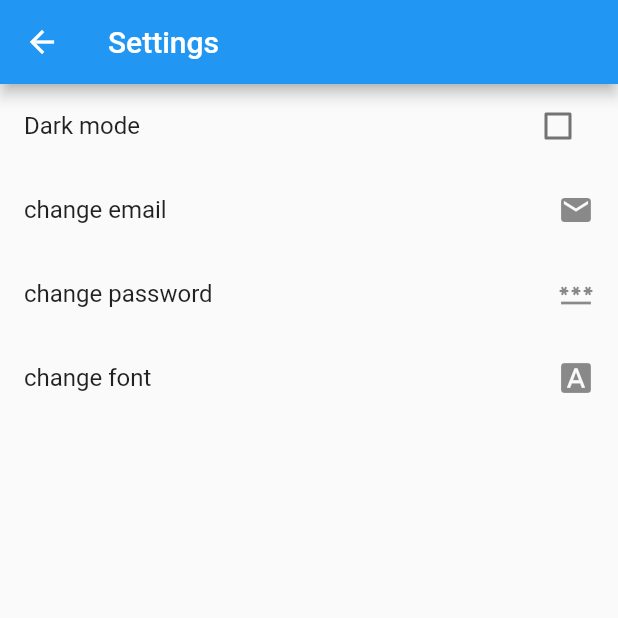
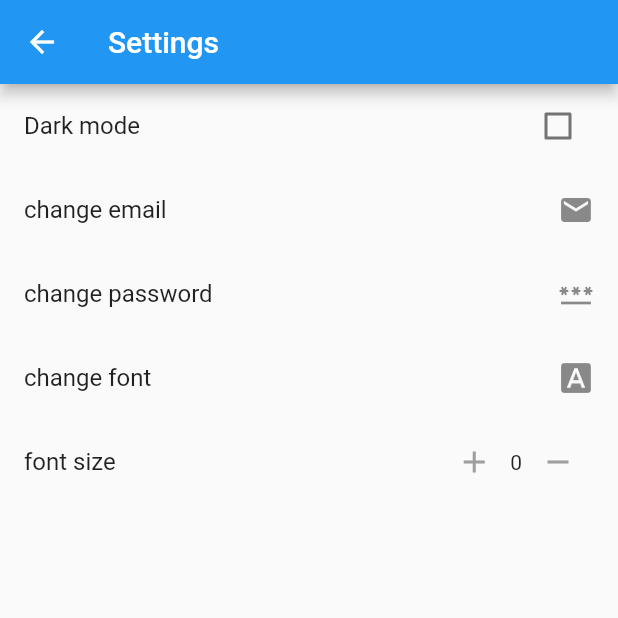
Before and after one commit to eyad-ov/notes, a Flutter app: the SettingsView screen opened directly with empty values, on a phone screen of 412 x 824 dp, the top half of it. Run offline on Flutter 3.47's test engine with Material 2 defaults, Android fonts, the phone set to English and light mode, and no system bars; our stand-ins replace cloud_firestore, firebase_auth, firebase_core, google_fonts, share_plus; missing offline and left inert: encrypt; accounts and stored records are empty.

Commit message:
change font size done.

```diff
--- a/lib/data/Notes_user.dart
+++ b/lib/data/Notes_user.dart
@@ -6,21 +6,23 @@ class NotesUser {
   final bool isEmailVerified;
   bool darkMode;
   String font;
+  double fontSize;
 
   NotesUser(
       {required this.id,
       required this.email,
       required this.isEmailVerified,
       required this.darkMode,
-      required this.font});
+      required this.font,
+      required this.fontSize});
 
   factory NotesUser.fromFirebaseUser(User firebaseUser) {
     return NotesUser(
-      id: firebaseUser.uid,
-      email: firebaseUser.email!,
-      isEmailVerified: firebaseUser.emailVerified,
-      darkMode: false,
-      font: "Open Sans"
-    );
+        id: firebaseUser.uid,
+        email: firebaseUser.email!,
+        isEmailVerified: firebaseUser.emailVerified,
+        darkMode: false,
+        fontSize: 18,
+        font: "Open Sans");
   }
 }
--- a/lib/services/database/firebase_db_service.dart
+++ b/lib/services/database/firebase_db_service.dart
@@ -26,12 +26,14 @@ class FirebaseDB {
     final email = doc.data()!['email'] as String;
     final darkMode = doc.data()!['dark_mode'] as bool;
     final font = doc.data()!['font'] as String;
+    final fontSize = doc.data()!['font_size'] as double;
     return NotesUser(
         id: id,
         email: email,
         isEmailVerified: true,
         darkMode: darkMode,
-        font: font);
+        font: font,
+        fontSize: fontSize);
   }
 
   Future<void> addNewUser(NotesUser user) async {
@@ -39,11 +41,12 @@ class FirebaseDB {
       'email': user.email,
       'dark_mode': user.darkMode,
       'font': user.font,
+      'font_size': user.fontSize,
     });
   }
 
   Future<void> updateUser(String userId,
-      {bool? darkMode, String? email, String? font}) async {
+      {bool? darkMode, String? email, String? font, double? fontSize}) async {
     if (darkMode != null) {
       await _firestore
           .collection('users')
@@ -55,6 +58,12 @@ class FirebaseDB {
     }
     if (font != null) {
       await _firestore.collection('users').doc(userId).update({'font': font});
+    }
+    if (fontSize != null) {
+      await _firestore
+          .collection('users')
+          .doc(userId)
+          .update({'font_size': fontSize});
     }
   }
 
@@ -140,12 +149,15 @@ class FirebaseDB {
       String email = documentSnapshot.data()!['email'];
       bool darkMode = documentSnapshot.data()!['dark_mode'];
       String font = documentSnapshot.data()!['font'];
+      double fontSize = documentSnapshot.data()!['font_size'];
       final user = NotesUser(
-          id: id,
-          email: email,
-          isEmailVerified: true,
-          darkMode: darkMode,
-          font: font);
+        id: id,
+        email: email,
+        isEmailVerified: true,
+        darkMode: darkMode,
+        font: font,
+        fontSize: fontSize,
+      );
       _userStreamController.add(user);
     });
 
--- a/lib/services/text_style.dart
+++ b/lib/services/text_style.dart
@@ -2,7 +2,7 @@ import 'package:flutter/cupertino.dart';
 import 'package:google_fonts/google_fonts.dart';
 import 'package:notes/constants/constans.dart';
 
-TextStyle getTextStyle(String font, bool darkmode) {
+TextStyle getTextStyle(String font, bool darkmode, double fontSize) {
   String? fontFamily = GoogleFonts.getFont(font).fontFamily;
   Color color;
   if (darkmode) {
@@ -10,5 +10,5 @@ TextStyle getTextStyle(String font, bool darkmode) {
   } else {
     color = textColor;
   }
-  return TextStyle(color: color, fontFamily: fontFamily);
+  return TextStyle(color: color, fontFamily: fontFamily, fontSize: fontSize);
 }
--- a/lib/views/change_email_view.dart
+++ b/lib/views/change_email_view.dart
@@ -114,7 +114,7 @@ class _ChangeEmailViewState extends State<ChangeEmailView> {
                 }
               },
               child: Text("change my email",
-                  style: getTextStyle(user.font, user.darkMode)),
+                  style: getTextStyle(user.font, user.darkMode,user.fontSize)),
             ),
           ),
         ],
--- a/lib/views/change_font_view.dart
+++ b/lib/views/change_font_view.dart
@@ -7,7 +7,6 @@ import 'package:notes/services/text_style.dart';
 
 
 // fonts are too much try to make it only 20 fonts
-// font size
 // style all texts with the method getTextStyle
 class ChangeFontView extends StatefulWidget {
   const ChangeFontView({
@@ -47,7 +46,7 @@ class _ChangeFontViewState extends State<ChangeFontView> {
             return RadioListTile(
               title: Text(
                 fonts[index],
-                style: getTextStyle(fonts[index], _user.darkMode),
+                style: getTextStyle(fonts[index], _user.darkMode,_user.fontSize),
               ),
               value: fonts[index],
               groupValue: _font,
--- a/lib/views/change_password_view.dart
+++ b/lib/views/change_password_view.dart
@@ -120,7 +120,7 @@ class _ChangePasswordViewState extends State<ChangePasswordView> {
               },
               child: Text(
                 "change my password",
-                style: getTextStyle(user.font, user.darkMode),
+                style: getTextStyle(user.font, user.darkMode,user.fontSize),
               ),
             ),
           ),
--- a/lib/views/home_view.dart
+++ b/lib/views/home_view.dart
@@ -167,7 +167,11 @@ class _HomeViewState extends State<HomeView> {
                           ),
                           title: Text(
                             title.isEmpty ? "untitled" : title,
-                            style: getTextStyle(user.font, user.darkMode),
+                            style: getTextStyle(
+                              user.font,
+                              user.darkMode,
+                              user.fontSize
+                            ),
                           ),
                           onTap: () async {
                             final args = await Navigator.pushNamed(
--- a/lib/views/new_note_view.dart
+++ b/lib/views/new_note_view.dart
@@ -59,7 +59,7 @@ class _NewNoteVeiwState extends State<NewNoteVeiw> {
                       hintText: "Title",
                       counterText: "",
                     ),
-                    style: getTextStyle(user.font, user.darkMode),
+                    style: getTextStyle(user.font, user.darkMode,user.fontSize),
                     controller: _noteTitleController,
                     maxLines: 1,
                     maxLength: 20,
@@ -75,7 +75,7 @@ class _NewNoteVeiwState extends State<NewNoteVeiw> {
                     decoration: const InputDecoration(
                       hintText: "Your note",
                     ),
-                    style: getTextStyle(user.font, user.darkMode),
+                    style: getTextStyle(user.font, user.darkMode,user.fontSize),
                     controller: _noteController,
                     maxLines: null,
                   ),
--- a/lib/views/settings_view.dart
+++ b/lib/views/settings_view.dart
@@ -1,4 +1,5 @@
 import 'package:flutter/material.dart';
+import 'package:notes/constants/constans.dart';
 import 'package:notes/data/notes_user.dart';
 import 'package:notes/services/database/firebase_db_service.dart';
 
@@ -60,6 +61,46 @@ class _SettingsViewState extends State<SettingsView> {
             },
             trailing: const Icon(Icons.font_download),
           ),
+          ListTile(
+            title: const Text("font size"),
+            trailing: Row(
+              mainAxisSize: MainAxisSize.min,
+              mainAxisAlignment: MainAxisAlignment.end,
+              children: [
+                IconButton(
+                  onPressed: () async {
+                    double newSize = user.fontSize + 1;
+                    if (newSize <= 40) {
+                      await FirebaseDB().updateUser(user.id, fontSize: newSize);
+                      setState(() {
+                        user.fontSize++;
+                      });
+                    }
+                  },
+                  icon: const Icon(
+                    Icons.add,
+                    color: iconColor,
+                  ),
+                ),
+                Text(user.fontSize.toInt().toString()),
+                IconButton(
+                  onPressed: () async {
+                    double newSize = user.fontSize - 1;
+                    if (newSize >= 10) {
+                      await FirebaseDB().updateUser(user.id, fontSize: newSize);
+                      setState(() {
+                        user.fontSize--;
+                      });
+                    }
+                  },
+                  icon: const Icon(
+                    Icons.remove,
+                    color: iconColor,
+                  ),
+                ),
+              ],
+            ),
+          ),
         ],
       ),
     );
```
